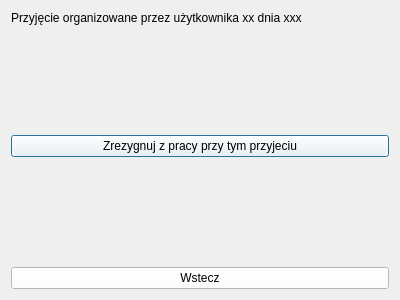
Qt form detaleprzyjeciapracownicy.ui (przemek1793/UML-z-qt) before a commit.
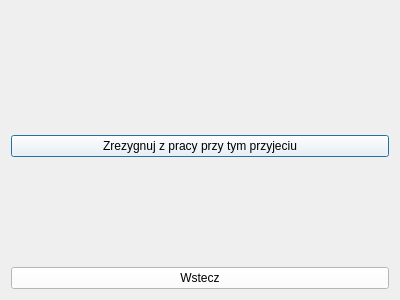
The same form after that commit.

```diff
--- a/detaleprzyjeciapracownicy.ui
+++ b/detaleprzyjeciapracownicy.ui
@@ -17,7 +17,7 @@
    <item>
     <widget class="QLabel" name="Organizator">
      <property name="text">
-      <string>Przyjęcie organizowane przez użytkownika xx dnia xxx</string>
+      <string/>
      </property>
     </widget>
    </item>
```
